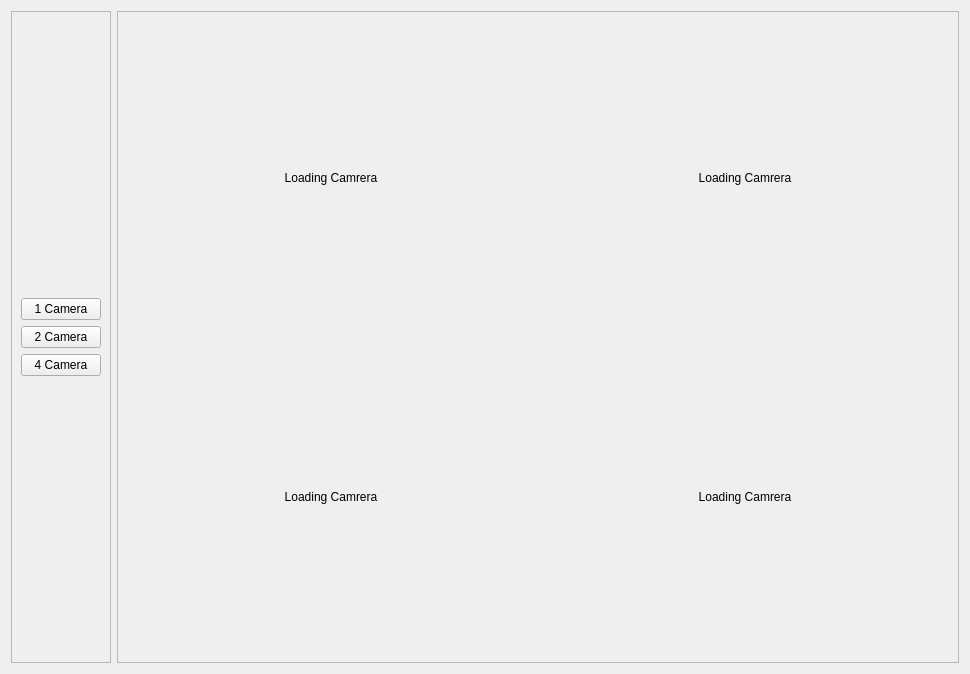
elmhadji/AccessController, file custom_widgets/camera/Camera.ui: the form before one commit.
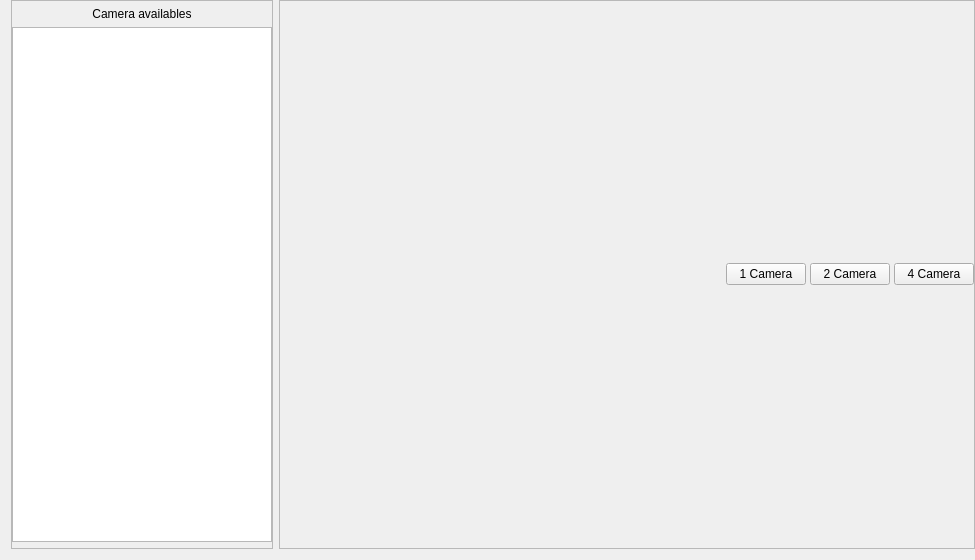
The form after the commit.

Commit message: -Improve Camera UI -Create Draggable label -Replace default label with draggable label

```diff
--- a/custom_widgets/camera/Camera.ui
+++ b/custom_widgets/camera/Camera.ui
@@ -6,27 +6,128 @@
    <rect>
     <x>0</x>
     <y>0</y>
-    <width>970</width>
-    <height>674</height>
+    <width>975</width>
+    <height>560</height>
    </rect>
   </property>
+  <property name="minimumSize">
+   <size>
+    <width>975</width>
+    <height>560</height>
+   </size>
+  </property>
   <property name="windowTitle">
    <string>Form</string>
   </property>
-  <layout class="QGridLayout" name="gridLayout">
-   <item row="0" column="0">
-    <layout class="QHBoxLayout" name="horizontalLayout" stretch="0,1">
+  <property name="styleSheet">
+   <string notr="true"/>
+  </property>
+  <layout class="QHBoxLayout" name="horizontalLayout_2" stretch="1,3">
+   <property name="topMargin">
+    <number>0</number>
+   </property>
+   <property name="rightMargin">
+    <number>0</number>
+   </property>
      <item>
-      <widget class="QFrame" name="frame_2">
+    <widget class="QFrame" name="sideBar">
        <property name="frameShape">
         <enum>QFrame::StyledPanel</enum>
        </property>
        <property name="frameShadow">
         <enum>QFrame::Raised</enum>
        </property>
-       <layout class="QGridLayout" name="gridLayout_4">
-        <item row="0" column="0">
          <layout class="QVBoxLayout" name="verticalLayout">
+      <property name="leftMargin">
+       <number>0</number>
+      </property>
+      <property name="topMargin">
+       <number>6</number>
+      </property>
+      <property name="rightMargin">
+       <number>0</number>
+      </property>
+      <property name="bottomMargin">
+       <number>6</number>
+      </property>
+      <item>
+       <widget class="QLabel" name="label">
+        <property name="text">
+         <string>Camera availables</string>
+        </property>
+        <property name="alignment">
+         <set>Qt::AlignCenter</set>
+        </property>
+       </widget>
+      </item>
+      <item>
+       <widget class="QListWidget" name="cameraListWidget">
+        <property name="minimumSize">
+         <size>
+          <width>260</width>
+          <height>0</height>
+         </size>
+        </property>
+        <property name="editTriggers">
+         <set>QAbstractItemView::NoEditTriggers</set>
+        </property>
+        <property name="resizeMode">
+         <enum>QListView::Adjust</enum>
+        </property>
+        <property name="itemAlignment">
+         <set>Qt::AlignCenter|Qt::AlignHCenter|Qt::AlignLeading|Qt::AlignLeft|Qt::AlignVCenter</set>
+        </property>
+       </widget>
+      </item>
+     </layout>
+    </widget>
+   </item>
+   <item>
+    <widget class="QFrame" name="frame">
+     <property name="frameShape">
+      <enum>QFrame::StyledPanel</enum>
+     </property>
+     <property name="frameShadow">
+      <enum>QFrame::Raised</enum>
+     </property>
+     <layout class="QVBoxLayout" name="verticalLayout_2" stretch="4,1">
+      <property name="spacing">
+       <number>4</number>
+      </property>
+      <property name="leftMargin">
+       <number>0</number>
+      </property>
+      <property name="topMargin">
+       <number>0</number>
+      </property>
+      <property name="rightMargin">
+       <number>0</number>
+      </property>
+      <property name="bottomMargin">
+       <number>0</number>
+      </property>
+      <item>
+       <layout class="QGridLayout" name="cameraGrid">
+        <property name="spacing">
+         <number>10</number>
+        </property>
+       </layout>
+      </item>
+      <item>
+       <layout class="QHBoxLayout" name="horizontalLayout">
+        <item>
+         <spacer name="horizontalSpacer">
+          <property name="orientation">
+           <enum>Qt::Horizontal</enum>
+          </property>
+          <property name="sizeHint" stdset="0">
+           <size>
+            <width>40</width>
+            <height>20</height>
+           </size>
+          </property>
+         </spacer>
+        </item>
           <item>
            <widget class="QPushButton" name="oneCamButton">
             <property name="text">
@@ -52,88 +153,6 @@
         </item>
        </layout>
       </widget>
-     </item>
-     <item>
-      <widget class="QFrame" name="frame">
-       <property name="frameShape">
-        <enum>QFrame::StyledPanel</enum>
-       </property>
-       <property name="frameShadow">
-        <enum>QFrame::Raised</enum>
-       </property>
-       <layout class="QGridLayout" name="gridLayout_3">
-        <item row="0" column="0">
-         <layout class="QGridLayout" name="cameraGrid">
-          <item row="0" column="1">
-           <widget class="QLabel" name="label_2">
-            <property name="text">
-             <string>Loading Camrera</string>
-            </property>
-            <property name="textFormat">
-             <enum>Qt::AutoText</enum>
-            </property>
-            <property name="scaledContents">
-             <bool>false</bool>
-            </property>
-            <property name="alignment">
-             <set>Qt::AlignCenter</set>
-            </property>
-           </widget>
-          </item>
-          <item row="0" column="0">
-           <widget class="QLabel" name="label_1">
-            <property name="text">
-             <string>Loading Camrera</string>
-            </property>
-            <property name="textFormat">
-             <enum>Qt::AutoText</enum>
-            </property>
-            <property name="scaledContents">
-             <bool>false</bool>
-            </property>
-            <property name="alignment">
-             <set>Qt::AlignCenter</set>
-            </property>
-           </widget>
-          </item>
-          <item row="1" column="0">
-           <widget class="QLabel" name="label_3">
-            <property name="text">
-             <string>Loading Camrera</string>
-            </property>
-            <property name="textFormat">
-             <enum>Qt::AutoText</enum>
-            </property>
-            <property name="scaledContents">
-             <bool>false</bool>
-            </property>
-            <property name="alignment">
-             <set>Qt::AlignCenter</set>
-            </property>
-           </widget>
-          </item>
-          <item row="1" column="1">
-           <widget class="QLabel" name="label_4">
-            <property name="text">
-             <string>Loading Camrera</string>
-            </property>
-            <property name="textFormat">
-             <enum>Qt::AutoText</enum>
-            </property>
-            <property name="scaledContents">
-             <bool>false</bool>
-            </property>
-            <property name="alignment">
-             <set>Qt::AlignCenter</set>
-            </property>
-           </widget>
-          </item>
-         </layout>
-        </item>
-       </layout>
-      </widget>
-     </item>
-    </layout>
    </item>
   </layout>
  </widget>
```
Lines whose indentation alone changed are shown as unchanged. The commit also changes 3 other files.
